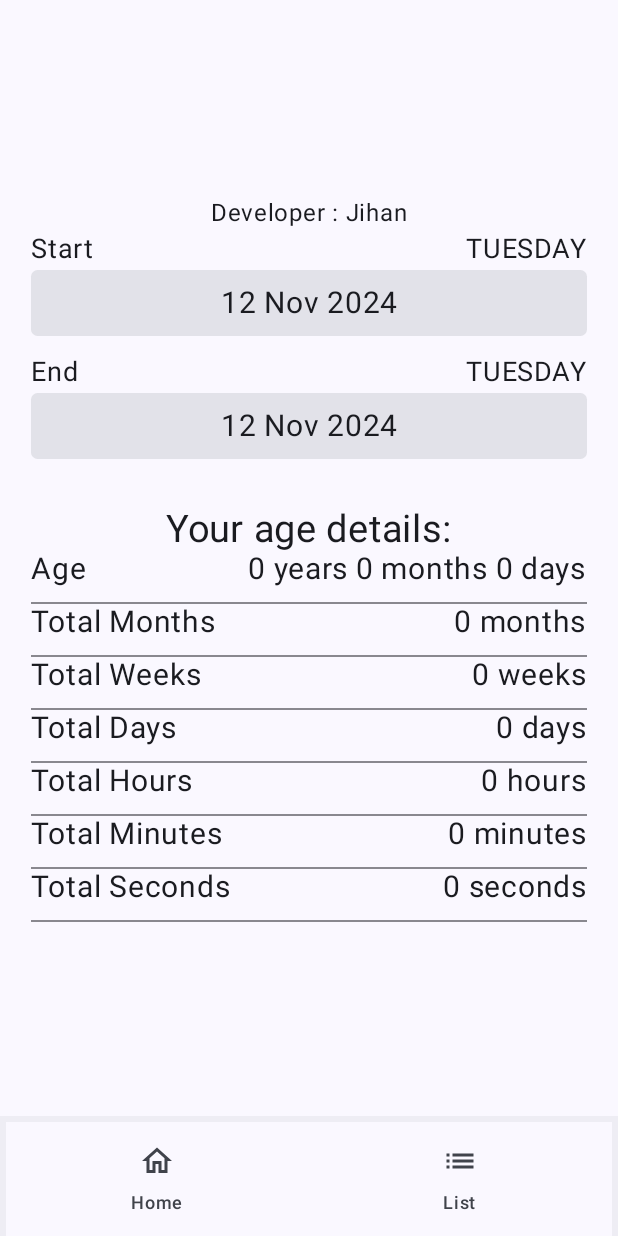
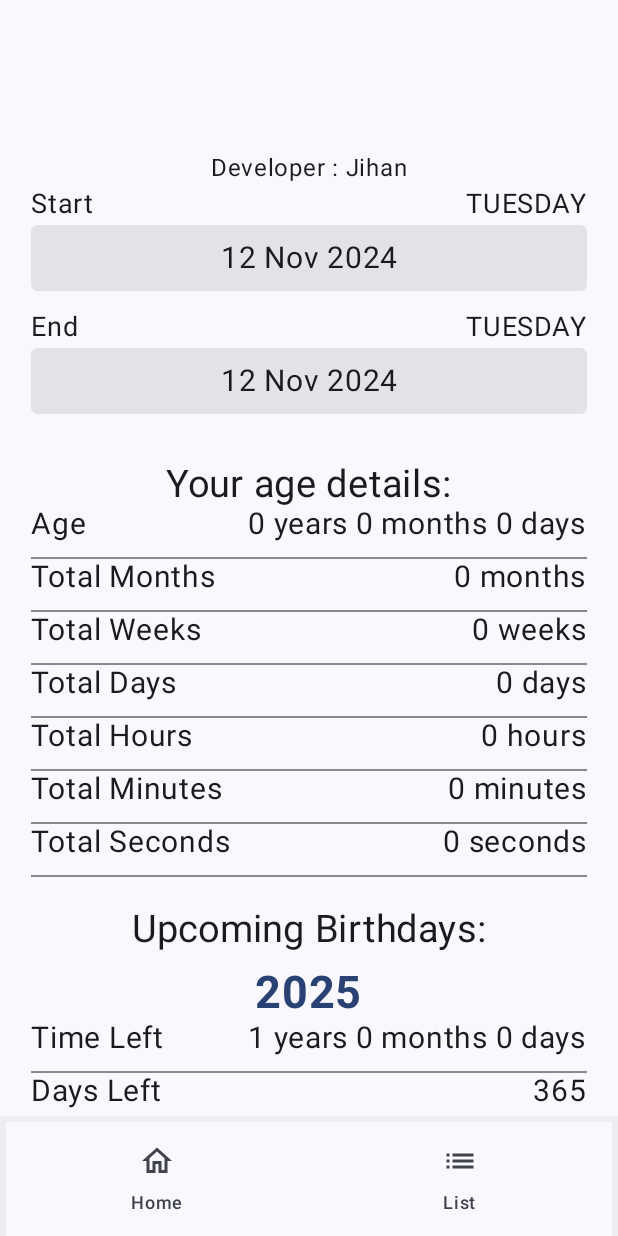
Before and after one commit to 0xJihan/Age-Calculator, an Android app built with Jetpack Compose: the screen it shows after launch (MainActivity), on a phone screen of 412 x 824 dp. Run offline under Robolectric (Android 15) with nearby library versions, the phone set to English and light mode, and no system bars; our stand-ins replace Dagger/Hilt's generated code, Room's generated code, Voyager.

Commit message:
added upcoming birthdays

```diff
--- a/app/src/main/java/com/jihan/jetpack_instagram_clone/domain/utils/Utils.kt
+++ b/app/src/main/java/com/jihan/jetpack_instagram_clone/domain/utils/Utils.kt
@@ -18,28 +18,73 @@ import androidx.compose.ui.graphics.vector.ImageVector
 import cafe.adriel.voyager.navigator.tab.LocalTabNavigator
 import cafe.adriel.voyager.navigator.tab.Tab
 import com.jihan.jetpack_instagram_clone.model.AgeDetails
+import com.jihan.jetpack_instagram_clone.model.BirthdayDetails
 import java.time.LocalDate
 import java.time.Period
 import java.time.temporal.ChronoUnit
 
 
 fun calculateAgeDetails(birthDate: LocalDate, calculateToDate: LocalDate): AgeDetails {
-    // Calculate the age in years, months, and days
+
+
     val period = Period.between(birthDate, calculateToDate)
     val years = period.years
     val months = period.months
     val days = period.days
 
-    // Calculate the total months
-    val totalMonths = years * 12 + months
+    // Calculate total units using ChronoUnit
+    val startDateTime = birthDate.atStartOfDay()
+    val endDateTime = calculateToDate.atStartOfDay()
 
+    val totalMonths = ChronoUnit.MONTHS.between(birthDate, calculateToDate)
+    val totalDays = ChronoUnit.DAYS.between(birthDate, calculateToDate)
+    val totalWeeks = ChronoUnit.WEEKS.between(birthDate, calculateToDate)
+    val totalHours = ChronoUnit.HOURS.between(startDateTime, endDateTime)
+    val totalMinutes = ChronoUnit.MINUTES.between(startDateTime, endDateTime)
+    val totalSeconds = ChronoUnit.SECONDS.between(startDateTime, endDateTime)
 
-    // Calculate the total days, weeks, hours, minutes, and seconds
-    val totalDays = ChronoUnit.DAYS.between(birthDate, calculateToDate)
-    val totalWeeks = totalDays / 7
-    val totalHours = totalDays * 24
-    val totalMinutes = totalHours * 60
-    val totalSeconds = totalMinutes * 60
+    // Calculate details for the next 10 upcoming birthdays
+    val nextBirthdays = mutableListOf<BirthdayDetails>()
+    for (i in 1..10) {
+
+        val nextBirthday = birthDate.withYear(calculateToDate.year + i)
+        val nextBirthdayYear = calculateToDate.year + i
+        val adjustedNextBirthday =
+            if (nextBirthday.isBefore(calculateToDate)) nextBirthday.plusYears(1) else nextBirthday
+
+        // Calculate the period until the next birthday
+        val periodUntilBirthday = Period.between(calculateToDate, adjustedNextBirthday)
+        val yearsLeft = periodUntilBirthday.years
+        val monthsLeft = periodUntilBirthday.months
+        val daysLeft = periodUntilBirthday.days
+        val totalMonthsAndDaysLeft = "$yearsLeft years $monthsLeft months $daysLeft days"
+        val weekDay = adjustedNextBirthday.dayOfWeek.name
+
+        // Calculate total days, hours, minutes, and seconds left
+        val totalDaysLeft = ChronoUnit.DAYS.between(calculateToDate, adjustedNextBirthday)
+        val totalHoursLeft = ChronoUnit.HOURS.between(
+            calculateToDate.atStartOfDay(), adjustedNextBirthday.atStartOfDay()
+        )
+        val totalMinutesLeft = ChronoUnit.MINUTES.between(
+            calculateToDate.atStartOfDay(), adjustedNextBirthday.atStartOfDay()
+        )
+        val totalSecondsLeft = ChronoUnit.SECONDS.between(
+            calculateToDate.atStartOfDay(), adjustedNextBirthday.atStartOfDay()
+        )
+
+        nextBirthdays.add(
+            BirthdayDetails(
+                year = nextBirthdayYear,
+                date = adjustedNextBirthday,
+                totalMonthsAndDaysLeft = totalMonthsAndDaysLeft,
+                totalDaysLeft = totalDaysLeft,
+                totalHoursLeft = totalHoursLeft,
+                totalMinutesLeft = totalMinutesLeft,
+                totalSecondsLeft = totalSecondsLeft,
+                weekDay = weekDay
+            )
+        )
+    }
 
     return AgeDetails(
         years = years,
@@ -50,7 +95,8 @@ fun calculateAgeDetails(birthDate: LocalDate, calculateToDate: LocalDate): AgeDe
         totalDays = totalDays,
         totalHours = totalHours,
         totalMinutes = totalMinutes,
-        totalSeconds = totalSeconds
+        totalSeconds = totalSeconds,
+        nextBirthdays = nextBirthdays.toList()
     )
 }
 
--- a/app/src/main/java/com/jihan/jetpack_instagram_clone/model/AgeDetails.kt
+++ b/app/src/main/java/com/jihan/jetpack_instagram_clone/model/AgeDetails.kt
@@ -1,15 +1,29 @@
 package com.jihan.jetpack_instagram_clone.model
 
+import java.time.LocalDate
 
 
 data class AgeDetails(
     val years: Int,
     val months: Int,
     val days: Int,
-    val totalMonths: Int,
+    val totalMonths: Long,
     val totalWeeks: Long,
     val totalDays: Long,
     val totalHours: Long,
     val totalMinutes: Long,
     val totalSeconds: Long,
+    val nextBirthdays: List<BirthdayDetails>,
 )
+
+
+data class BirthdayDetails(
+    val year: Int,
+    val date: LocalDate,
+    val totalMonthsAndDaysLeft: String,
+    val totalDaysLeft: Long,
+    val totalHoursLeft: Long,
+    val totalMinutesLeft: Long,
+    val totalSecondsLeft: Long,
+    val weekDay: String,
+)
--- a/app/src/main/java/com/jihan/jetpack_instagram_clone/screens/HomeScreen.kt
+++ b/app/src/main/java/com/jihan/jetpack_instagram_clone/screens/HomeScreen.kt
@@ -25,6 +25,7 @@ import androidx.compose.runtime.setValue
 import androidx.compose.ui.Alignment
 import androidx.compose.ui.Modifier
 import androidx.compose.ui.platform.LocalContext
+import androidx.compose.ui.text.font.FontWeight
 import androidx.compose.ui.text.style.TextAlign
 import androidx.compose.ui.unit.dp
 import androidx.compose.ui.unit.sp
@@ -113,6 +114,12 @@ private fun HomeScreenContent() {
 
         item {
 
+            Spacer(
+                Modifier.height(
+                    100.dp
+                )
+            )
+
             Text("Developer : Jihan")
 
 
@@ -138,6 +145,8 @@ private fun HomeScreenContent() {
 
             if (showInputDialog) InputDialog(context, onDismissed = { showInputDialog = false }) {
                 roomViewmodel.insertAge(AgeEntity(name = it.first, description = it.second, start = birthDate!!))
+                birthDate = LocalDate.now()
+                calculateToDate = LocalDate.now()
             }
 
 
@@ -163,6 +172,32 @@ private fun HomeScreenContent() {
             MyText("Total Hours", "${ageDetails.totalHours} hours")
             MyText("Total Minutes", "${ageDetails.totalMinutes} minutes")
             MyText("Total Seconds", "${ageDetails.totalSeconds} seconds")
+
+            Spacer(Modifier.height(20.dp))
+            Text(
+                "Upcoming Birthdays:",
+                fontSize = 25.sp,
+                color = MaterialTheme.colorScheme.onSurface
+            )
+
+
+
+            ageDetails.nextBirthdays.map { birthday ->
+
+                Text(text = birthday.year.toString(), fontSize = 30.sp,
+                    color = MaterialTheme.colorScheme.primary,
+                    fontWeight = FontWeight.Bold,
+                    modifier = Modifier.padding(top = 10.dp)
+                    )
+
+                MyText("Time Left", birthday.totalMonthsAndDaysLeft)
+                MyText("Days Left", birthday.totalDaysLeft.toString())
+                MyText("Hours Left", birthday.totalHoursLeft.toString())
+                MyText("Minutes Left", birthday.totalMinutesLeft.toString())
+                MyText("Seconds Left", birthday.totalSecondsLeft.toString())
+                Spacer(Modifier.height(50.dp))
+            }
+
 
 
         }
```
